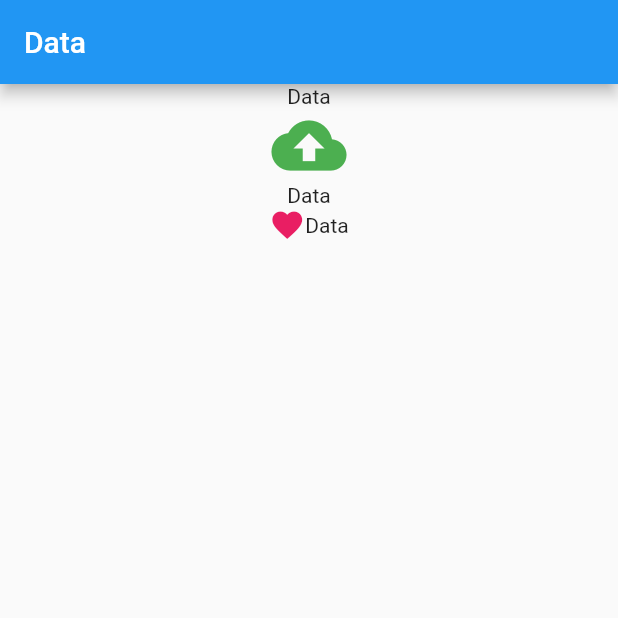
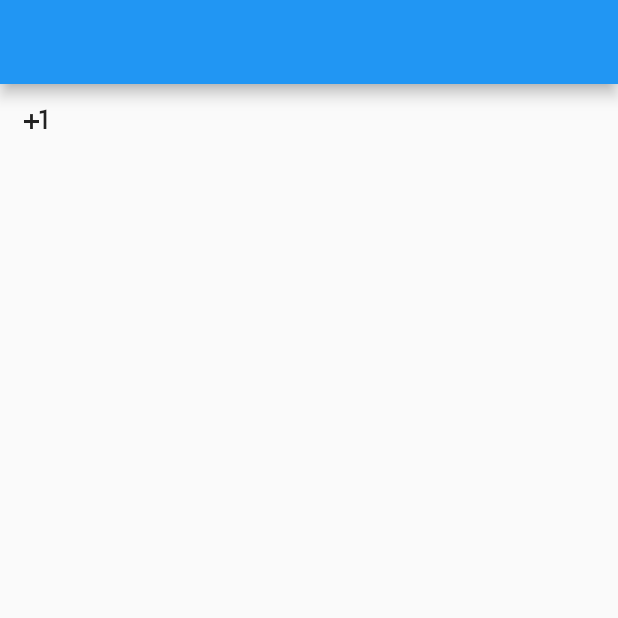
Before and after one commit to Lebeil/Demo_flutter, a Flutter app: the screen it shows after launch, on a phone screen of 412 x 824 dp, the top half of it. Run offline on Flutter 3.47's test engine with Material 2 defaults, Android fonts, the phone set to English and light mode, and no system bars.

Commit message:
Widget IconButton with statfulWidget

```diff
--- /dev/null
+++ b/lib/home.dart
@@ -0,0 +1,25 @@
+import 'package:flutter/material.dart';
+
+class Home extends StatefulWidget {
+  const Home({Key? key}) : super(key: key);
+
+  @override
+  _HomeState createState() => _HomeState();
+}
+
+class _HomeState extends State<Home> {
+
+  void _plusButtonClicked() {
+    print("Hello !");
+  }
+
+  @override
+  Widget build(BuildContext context) {
+    return Scaffold(
+      appBar: AppBar(),
+      body: Column(children: [
+        IconButton(onPressed: _plusButtonClicked, icon: const Icon(Icons.plus_one))
+      ],)
+    );
+  }
+}
--- a/lib/main.dart
+++ b/lib/main.dart
@@ -1,3 +1,4 @@
+import 'package:demo/home.dart';
 import 'package:flutter/cupertino.dart';
 import 'package:flutter/material.dart';
 
@@ -17,38 +18,7 @@ class MyApp extends StatelessWidget {
       theme: ThemeData(
         primarySwatch: Colors.blue,
       ),
-      home: const MyHomePage(title: 'Data'),
+      home: const Home(),
     );
   }
 }
-
-class MyHomePage extends StatelessWidget {
-  const MyHomePage({Key? key, required this.title}) : super(key: key);
-
-  final String title;
-
-  @override
-  Widget build(BuildContext context) {
-    return Scaffold(
-      appBar: AppBar(
-        title: Text(title),
-      ),
-      body: Column(
-        children: <Widget>[
-          Text(title),
-          const Icon(Icons.backup, size: 50, color: Colors.green, semanticLabel: "Upload"),
-          Text(title),
-          Row(
-            mainAxisAlignment: MainAxisAlignment.center,
-            children: [
-              const Icon(Icons.favorite, color: Colors.pink),
-              Text(title),
-            ],
-          )
-        ],
-      ),
-    );
-  }
-
-
-}
```
